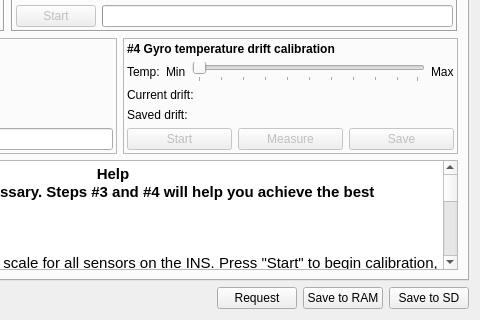
Before: the Qt Designer form ground/openpilotgcs/src/plugins/config/ahrs.ui in openpilot/OpenPilot, drawn with Qt 5; both pictures show x 240 to 720 and y 181 to 501 of the 720 by 501 pixel window.
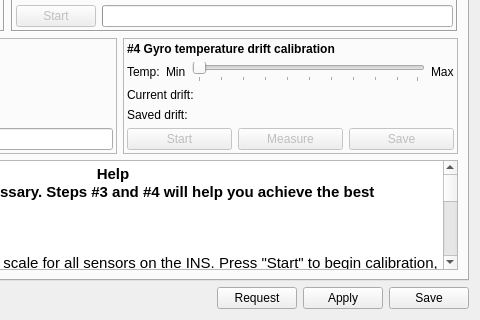
After: the same form once the commit is applied.

Commit message: OP-371 Update all config dialog buttons to Apply/Save instead of Save to RAM/SD.

```diff
--- a/ground/openpilotgcs/src/plugins/config/ahrs.ui
+++ b/ground/openpilotgcs/src/plugins/config/ahrs.ui
@@ -569,7 +569,7 @@
 specific calibration button on top of the screen.</string>
        </property>
        <property name="text">
-        <string>Save to RAM</string>
+        <string>Apply</string>
        </property>
       </widget>
      </item>
@@ -579,7 +579,7 @@
         <string>Send settings to OP board, and save to the microSD card.</string>
        </property>
        <property name="text">
-        <string>Save to SD</string>
+        <string>Save</string>
        </property>
        <property name="checked">
         <bool>false</bool>
```
Left out of the diff: 34 changed lines with no effect on the pictures. The commit also changes 6 other files.
